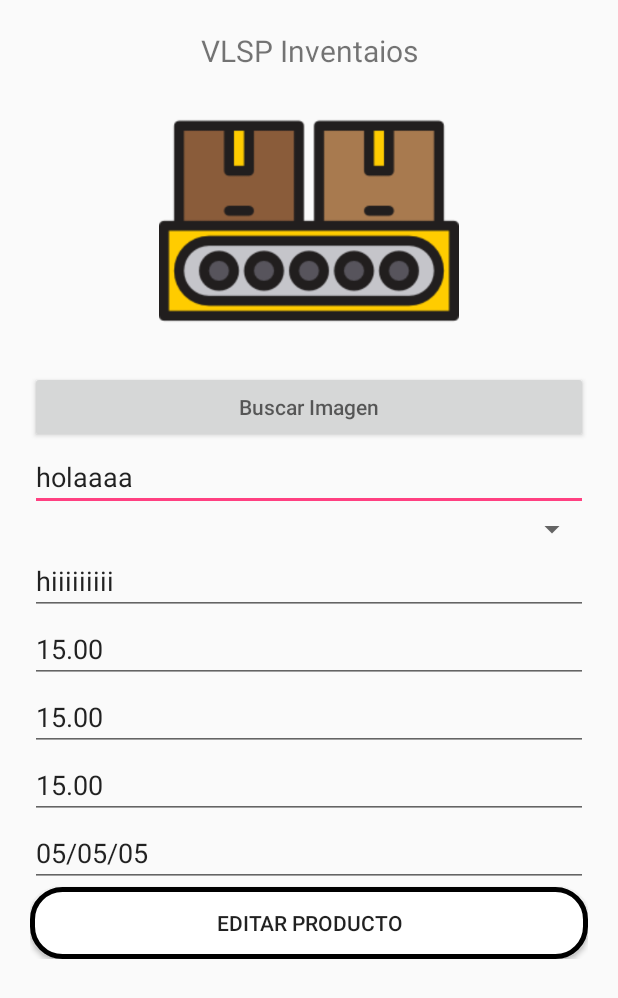
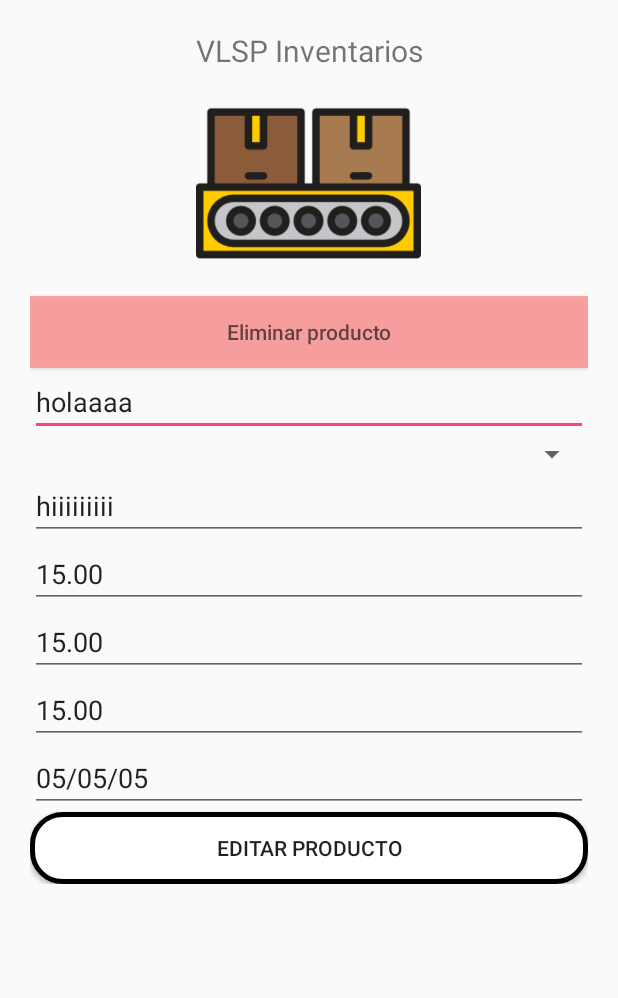
Before and after one commit to JRSValdez/VLSPinventarios, an Android app: the layout fragment_editarproductos.xml on its own in the app's theme, with its tools: preview values and no code run, on a phone screen of 412 x 824 dp. Shown: the top 998 px of the screen. Run offline under Robolectric (Android 15) with nearby library versions, the phone set to English and light mode, and no system bars.

```diff
--- a/app/src/main/res/layout/fragment_editarproductos.xml
+++ b/app/src/main/res/layout/fragment_editarproductos.xml
@@ -3,7 +3,7 @@
     xmlns:tools="http://schemas.android.com/tools"
     android:layout_width="match_parent"
     android:layout_height="match_parent"
-    tools:context=".AgregarProductos">
+    tools:context=".EditarProducto">
 
     <ScrollView xmlns:android="http://schemas.android.com/apk/res/android"
         android:layout_width="match_parent"
@@ -20,20 +20,22 @@
                 android:layout_width="match_parent"
                 android:layout_height="wrap_content"
                 android:gravity="center_horizontal"
-                android:text="VLSP Inventaios"
+                android:text="VLSP Inventarios"
                 android:textSize="20dp" />
 
             <ImageView
                 android:id="@+id/imgShow"
-                android:layout_width="match_parent"
-                android:layout_height="200dp"
+                android:layout_width="150dp"
+                android:layout_height="150dp"
+                android:layout_gravity="center_horizontal"
                 android:src="@drawable/producto" />
 
             <Button
-                android:id="@+id/imgProd"
+                android:id="@+id/btnDelete"
+                android:background="#d2ff9595"
                 android:layout_width="match_parent"
                 android:layout_height="wrap_content"
-                android:hint="Buscar Imagen" />
+                android:hint="Eliminar producto" />
 
 
             <EditText
```
Also changed, not shown: app/src/main/res/layout/fragment_agregarproductos.xml (+6 -19 lines).
